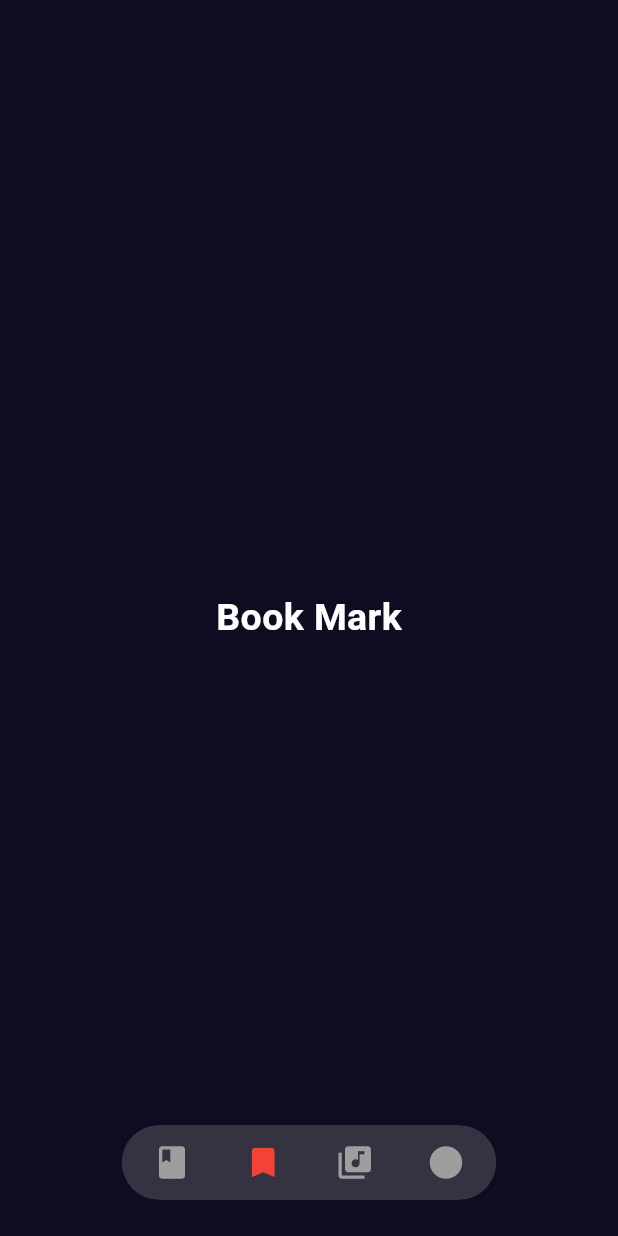
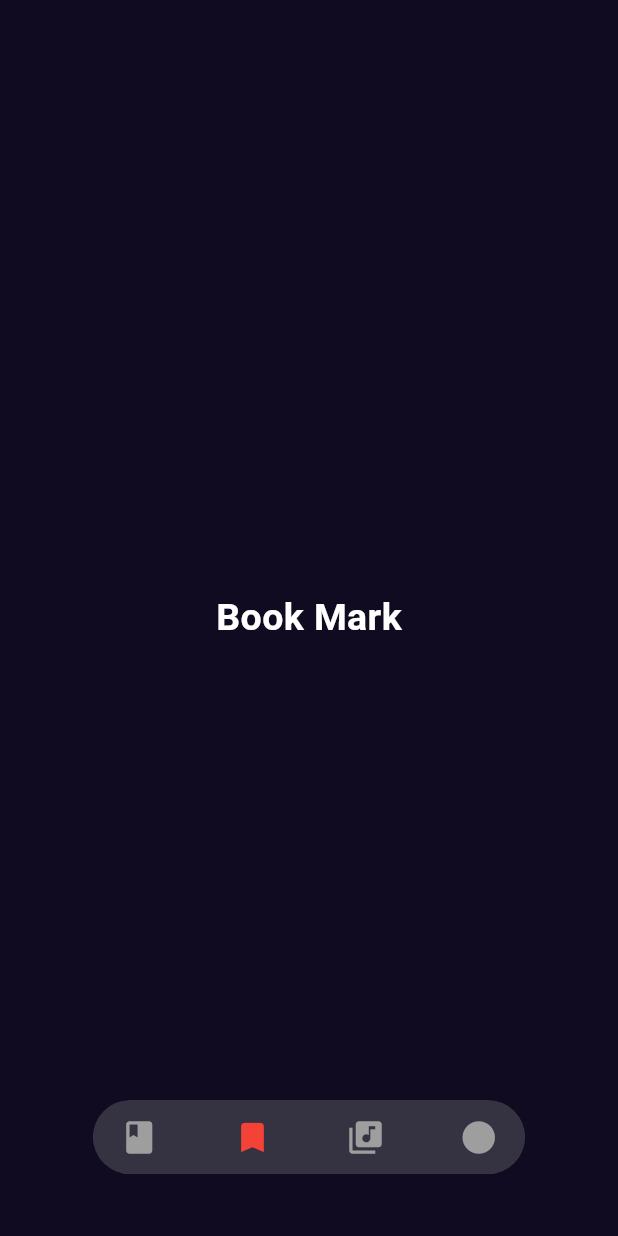
Before and after one commit to Korya25/Bookly-app, a Flutter app: the screen it shows after launch, scrolled down 347 dp, after a tap on the "bookmark" icon, on a phone screen of 412 x 824 dp. Run offline on Flutter 3.47's test engine with Material 3 defaults, Android fonts, the phone set to English and light mode, and no system bars; our stand-ins replace cached_network_image, carousel_slider, flutter_screenutil, go_router, shimmer; network calls fail.

Commit message:
refactor bottom nav bar

```diff
--- a/lib/core/constant/app_dimens.dart
+++ b/lib/core/constant/app_dimens.dart
@@ -7,14 +7,19 @@ class AppDimens {
   static const double padding12 = 12.0;
   static const double padding14 = 14.0;
   static const double padding16 = 16.0;
+  static const double padding18 = 18.0;
   static const double padding24 = 24.0;
 
   // Border Radius
   static const double borderRadius0 = 0.0;
-
   static const double borderRadius10 = 10.0;
   static const double borderRadius12 = 12.0;
   static const double borderRadius50 = 50.0;
+
+  // Bottom Nav Bar
+  static const double bottomNavBarHeight = 0.06;
+  static const double bottomNavBarWidthFactor = 0.7;
+  static const double bottomNavBarPaddingFactor = 0.05;
 
   //  Sizes
   static const double size5 = 5.0;
--- a/lib/core/presentation/screen/main_screen.dart
+++ b/lib/core/presentation/screen/main_screen.dart
@@ -3,7 +3,6 @@ import 'package:book_app/core/constant/app_colors.dart';
 import 'package:book_app/core/constant/app_dimens.dart';
 import 'package:book_app/core/presentation/widget/bottom_nav_icons.dart';
 import 'package:flutter/material.dart';
-import 'package:flutter_screenutil/flutter_screenutil.dart';
 
 class MainScreen extends StatelessWidget {
   const MainScreen({super.key, required this.child});
@@ -13,14 +12,18 @@ class MainScreen extends StatelessWidget {
   Widget build(BuildContext context) {
     return Scaffold(
       body: SafeArea(
-        child: Stack(children: [child, _buildBlurredBottomNavBar(context)]),
+        child: Stack(children: [child, _buildBottomNavBar(context)]),
       ),
     );
   }
 
-  Widget _buildBlurredBottomNavBar(BuildContext context) {
+  // Builds a blurred bottom navigation bar with icons
+  Widget _buildBottomNavBar(BuildContext context) {
+    final Size screenSize = MediaQuery.of(context).size;
     return Padding(
-      padding: EdgeInsets.only(bottom: AppDimens.padding24),
+      padding: EdgeInsets.only(
+        bottom: screenSize.height * AppDimens.bottomNavBarPaddingFactor,
+      ),
       child: Align(
         alignment: Alignment.bottomCenter,
         child: ClipRRect(
@@ -28,19 +31,17 @@ class MainScreen extends StatelessWidget {
           child: BackdropFilter(
             filter: ImageFilter.blur(sigmaX: 10.0, sigmaY: 10.0),
             child: Container(
-              height: AppDimens.size50,
-              width: AppDimens.size250,
+              height: screenSize.height * AppDimens.bottomNavBarHeight,
+              width: screenSize.width * AppDimens.bottomNavBarWidthFactor,
               decoration: BoxDecoration(
                 borderRadius: BorderRadius.circular(AppDimens.borderRadius50),
                 color: AppColors.bottomNavBarColor,
               ),
               child: Padding(
-                padding: EdgeInsets.symmetric(
-                  horizontal: AppDimens.padding16.w,
-                ),
+                padding: EdgeInsets.symmetric(horizontal: AppDimens.padding18),
                 child: Row(
                   mainAxisAlignment: MainAxisAlignment.spaceBetween,
-                  children: BottomNavIcons.getIcons(context),
+                  children: BottomNavIcons.buildBottomNavIcons(context),
                 ),
               ),
             ),
--- a/lib/core/presentation/widget/bottom_nav_icons.dart
+++ b/lib/core/presentation/widget/bottom_nav_icons.dart
@@ -4,39 +4,50 @@ import 'package:book_app/core/constant/app_colors.dart';
 import 'package:book_app/core/router/app_routes.dart';
 
 class BottomNavIcons {
-  static bool isCurrentRoute(BuildContext context, String routeName) {
+  static const _navItems = [
+    {
+      'icon': Icons.book,
+      'route': AppRoutes.booksRoute,
+      'relatedRoutes': [
+        AppRoutes.booksRoute,
+        AppRoutes.bookDetailsRoute,
+        AppRoutes.popularBooksRoute,
+        AppRoutes.newestBooksRoute,
+      ],
+    },
+    {'icon': Icons.bookmark, 'route': AppRoutes.bookMarkRoute},
+    {'icon': Icons.library_music, 'route': AppRoutes.musicLibraryRoute},
+    {'icon': Icons.circle, 'route': AppRoutes.profileRoute},
+  ];
+
+  // Checks if the current route matches or is a sub-route of the provided route
+  static bool _isCurrentRoute(BuildContext context, Map<String, dynamic> item) {
     final GoRouterState state = GoRouterState.of(context);
-    return state.uri.path == routeName;
+    final String currentPath = state.uri.path;
+    final String mainRoute = item['route'] as String;
+    final List<String>? relatedRoutes = item['relatedRoutes'] as List<String>?;
+
+    // If there are related routes, check if the current path starts with any of them
+    if (relatedRoutes != null) {
+      return relatedRoutes.any((route) => currentPath.startsWith(route));
+    }
+    return currentPath == mainRoute;
   }
 
-  static List<Widget> getIcons(BuildContext context) {
-    return [
-      buildInkWellButton(
-        iconData: Icons.book,
-        onTap: () => context.goNamed(AppRoutes.booksRoute),
-        isFocused: isCurrentRoute(context, AppRoutes.booksRoute),
-      ),
-      buildInkWellButton(
-        iconData: Icons.bookmark,
-        onTap: () => context.goNamed(AppRoutes.bookMarkRoute),
-        isFocused: isCurrentRoute(context, AppRoutes.bookMarkRoute),
-      ),
-      buildInkWellButton(
-        iconData: Icons.library_music,
-        onTap: () => context.goNamed(AppRoutes.musicLibraryRoute),
-        isFocused: isCurrentRoute(context, AppRoutes.musicLibraryRoute),
-      ),
-      buildInkWellButton(
-        iconData: Icons.circle,
-        onTap: () => context.goNamed(AppRoutes.profileRoute),
-        isFocused: isCurrentRoute(context, AppRoutes.profileRoute),
-      ),
-    ];
+  static List<Widget> buildBottomNavIcons(BuildContext context) {
+    return _navItems.map((item) {
+      final String route = item['route'] as String;
+      return _buildNavIconButton(
+        iconData: item['icon'] as IconData,
+        onTap: () => context.goNamed(route),
+        isFocused: _isCurrentRoute(context, item),
+      );
+    }).toList();
   }
 
-  static Widget buildInkWellButton({
+  static Widget _buildNavIconButton({
     required IconData iconData,
-    required Function() onTap,
+    required VoidCallback onTap,
     required bool isFocused,
   }) {
     return InkWell(
```
